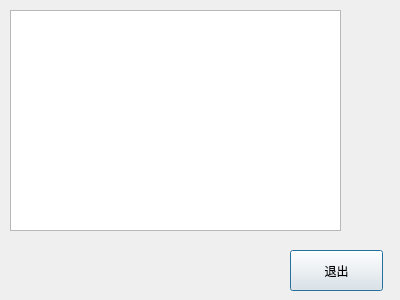
The window that logdialog.ui (jy-080610/DBMS) describes before a commit, drawn with Qt 5.
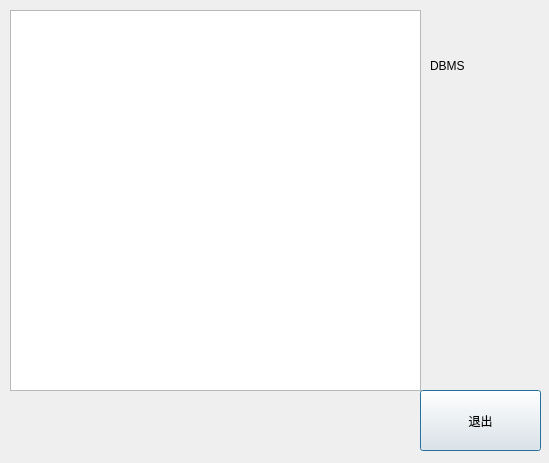
The same window after the commit.

Patch:
```diff
--- a/logdialog.ui
+++ b/logdialog.ui
@@ -6,20 +6,23 @@
    <rect>
     <x>0</x>
     <y>0</y>
-    <width>400</width>
-    <height>300</height>
+    <width>549</width>
+    <height>463</height>
    </rect>
   </property>
   <property name="windowTitle">
    <string>logdialog</string>
   </property>
+  <property name="styleSheet">
+   <string notr="true">font: 10pt &quot;方正粗黑宋简体&quot;;</string>
+  </property>
   <widget class="QPushButton" name="pushButton">
    <property name="geometry">
     <rect>
-     <x>290</x>
-     <y>250</y>
-     <width>93</width>
-     <height>41</height>
+     <x>420</x>
+     <y>390</y>
+     <width>121</width>
+     <height>61</height>
     </rect>
    </property>
    <property name="styleSheet">
@@ -34,11 +37,27 @@
     <rect>
      <x>10</x>
      <y>10</y>
-     <width>331</width>
-     <height>221</height>
+     <width>411</width>
+     <height>381</height>
     </rect>
    </property>
   </widget>
+  <widget class="QLabel" name="label">
+   <property name="geometry">
+    <rect>
+     <x>430</x>
+     <y>20</y>
+     <width>111</width>
+     <height>91</height>
+    </rect>
+   </property>
+   <property name="styleSheet">
+    <string notr="true">font: 24pt &quot;华文隶书&quot;;</string>
+   </property>
+   <property name="text">
+    <string>DBMS</string>
+   </property>
+  </widget>
  </widget>
  <resources/>
  <connections/>
```
Left out of the diff: 2 changed lines with no effect on the pictures.
